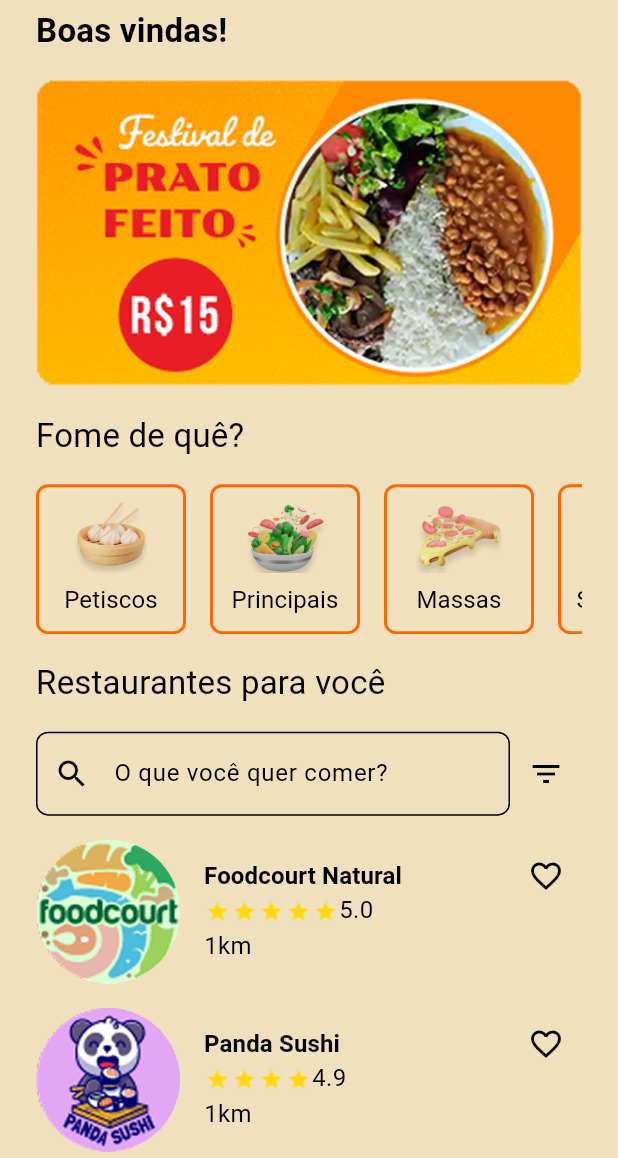
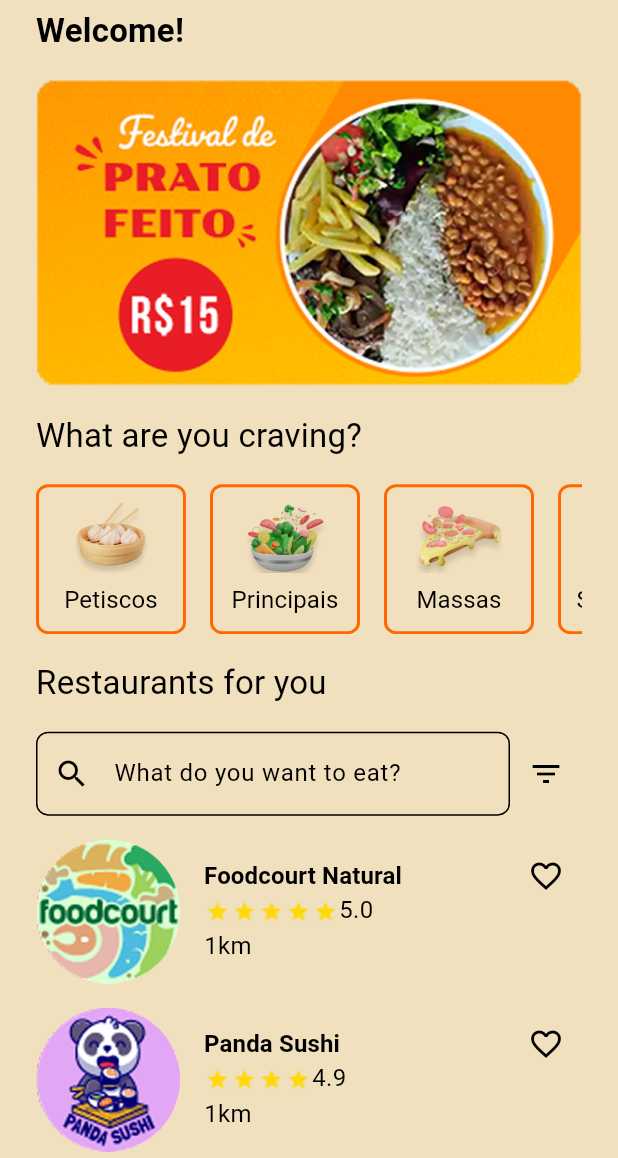
Before and after one commit to ricarthlima/flutter_gastro_go, a Flutter app: the RestaurantsScreen screen opened by its route, on a phone screen of 412 x 824 dp, the part 78-1236 px from its top. Run offline on Flutter 3.47's test engine with Material 3 defaults, Android fonts, the phone set to English and light mode, and no system bars; our stand-ins replace flutter_mobx, get_it, go_router, mobx, objectbox, shared_preferences; accounts and stored records are empty; generated files the repository leaves out were written again.

Commit message:
feat(i18n): aplicada i18n em toda a aplicacao

```diff
--- a/l10n.yaml
+++ b/l10n.yaml
@@ -1,4 +1,4 @@
 arb-dir: lib/l10n
-template-arb-file: app_en.arb
+template-arb-file: app_pt.arb
 output-localization-file: app_localizations.dart
 output-class: AppLocalizations
--- a/lib/features/dish/presentation/widgets/dish_widget.dart
+++ b/lib/features/dish/presentation/widgets/dish_widget.dart
@@ -3,6 +3,7 @@ import 'package:flutter_gastro_go/core/injection/injection_container.dart';
 import 'package:flutter_gastro_go/core/theme/app_colors.dart';
 import 'package:flutter_gastro_go/features/dish/domain/entities/dish_dto.dart';
 import 'package:flutter_mobx/flutter_mobx.dart';
+import '../../../../l10n/app_localizations.dart';
 import '../../../favorite/presentation/stores/favorites_store.dart';
 
 class DishWidget extends StatelessWidget {
@@ -13,6 +14,7 @@ class DishWidget extends StatelessWidget {
   @override
   Widget build(BuildContext context) {
     final FavoritesStore favoritesStore = getIt<FavoritesStore>();
+    final i18n = AppLocalizations.of(context)!;
 
     return Card(
       clipBehavior: Clip.antiAlias,
@@ -32,7 +34,7 @@ class DishWidget extends StatelessWidget {
                   mainAxisAlignment: MainAxisAlignment.center,
                   children: [
                     Icon(Icons.eco),
-                    Text("Vegano", style: TextStyle(color: Colors.white)),
+                    Text(i18n.vegan, style: TextStyle(color: Colors.white)),
                   ],
                 ),
               ),
--- a/lib/features/favorite/presentation/pages/favorite_screen.dart
+++ b/lib/features/favorite/presentation/pages/favorite_screen.dart
@@ -65,10 +65,10 @@ class _FavoriteScreenState extends State<FavoriteScreen>
   }
 
   Widget _buildRestaurantList() {
+    final i18n = AppLocalizations.of(context)!;
+
     if (store.favoriteRestaurants.isEmpty) {
-      return const Center(
-        child: Text("Você ainda não favoritou restaurantes."),
-      );
+      return Center(child: Text(i18n.emptyFavoriteRestaurants));
     }
     return ListView.separated(
       padding: const EdgeInsets.all(16),
@@ -82,8 +82,10 @@ class _FavoriteScreenState extends State<FavoriteScreen>
   }
 
   Widget _buildDishList() {
+    final i18n = AppLocalizations.of(context)!;
+
     if (store.favoriteDishes.isEmpty) {
-      return const Center(child: Text("Você ainda não favoritou pratos."));
+      return Center(child: Text(i18n.emptyFavoriteDishes));
     }
     return GridView.builder(
       padding: const EdgeInsets.all(16),
--- a/lib/features/favorite/presentation/widgets/favorite_dish_widget.dart
+++ b/lib/features/favorite/presentation/widgets/favorite_dish_widget.dart
@@ -4,6 +4,7 @@ import 'package:flutter_gastro_go/features/dish/domain/entities/dish_dto.dart';
 import 'package:flutter_gastro_go/features/restaurant/domain/entities/restaurant_dto.dart';
 import 'package:flutter_mobx/flutter_mobx.dart';
 
+import '../../../../l10n/app_localizations.dart';
 import '../stores/favorites_store.dart';
 
 class FavoriteDishWidget extends StatelessWidget {
@@ -14,6 +15,7 @@ class FavoriteDishWidget extends StatelessWidget {
   @override
   Widget build(BuildContext context) {
     final FavoritesStore favoritesStore = getIt<FavoritesStore>();
+    final i18n = AppLocalizations.of(context)!;
 
     return Card(
       clipBehavior: Clip.antiAlias,
@@ -76,7 +78,7 @@ class FavoriteDishWidget extends StatelessWidget {
                           Icon(Icons.eco, color: Colors.white, size: 14),
                           SizedBox(width: 4),
                           Text(
-                            "Vegano",
+                            i18n.vegan,
                             style: TextStyle(color: Colors.white, fontSize: 10),
                           ),
                         ],
--- a/lib/features/restaurant/presentation/pages/restaurants_screen.dart
+++ b/lib/features/restaurant/presentation/pages/restaurants_screen.dart
@@ -6,6 +6,7 @@ import 'package:flutter_gastro_go/features/restaurant/presentation/widgets/home_
 import 'package:flutter_gastro_go/shared/widgets/error_widget.dart';
 import 'package:flutter_mobx/flutter_mobx.dart';
 
+import '../../../../l10n/app_localizations.dart';
 import '../../helpers/categories_data.dart';
 import '../../helpers/category_model.dart';
 import '../models/restaurant_filter_model.dart';
@@ -36,6 +37,8 @@ class _RestaurantsScreenState extends State<RestaurantsScreen> {
 
   @override
   Widget build(BuildContext context) {
+    final i18n = AppLocalizations.of(context)!;
+
     return Scaffold(
       appBar: HomeAppBar(),
       body: SafeArea(
@@ -47,7 +50,7 @@ class _RestaurantsScreenState extends State<RestaurantsScreen> {
 
             if (store.hasError) {
               return AppErrorWidget(
-                message: store.errorMessage ?? "Erro",
+                message: store.errorMessage ?? i18n.errorLoading,
                 onPressed: store.loadRestaurants,
               );
             }
@@ -61,14 +64,14 @@ class _RestaurantsScreenState extends State<RestaurantsScreen> {
                   spacing: 16,
                   children: [
                     Text(
-                      "Boas vindas!",
+                      i18n.homeWelcome,
                       style: Theme.of(context).textTheme.titleMedium!.copyWith(
                         fontWeight: FontWeight.w700,
                       ),
                     ),
                     Image.asset("assets/images/banners/banner_promo.png"),
                     Text(
-                      "Fome de quê?",
+                      i18n.homeCategoryCTA,
                       style: Theme.of(context).textTheme.titleMedium,
                     ),
                     SingleChildScrollView(
@@ -95,7 +98,7 @@ class _RestaurantsScreenState extends State<RestaurantsScreen> {
                       ),
                     ),
                     Text(
-                      "Restaurantes para você",
+                      i18n.homeRestaurants,
                       style: Theme.of(context).textTheme.titleMedium,
                     ),
 
@@ -106,7 +109,7 @@ class _RestaurantsScreenState extends State<RestaurantsScreen> {
                             controller: _searchController,
                             decoration: InputDecoration(
                               prefixIcon: Icon(Icons.search),
-                              labelText: "O que você quer comer?",
+                              labelText: i18n.homeSearchLabel,
                               suffixIcon: store.nameQuery.isEmpty
                                   ? null
                                   : IconButton(
--- a/lib/l10n/app_en.arb
+++ b/lib/l10n/app_en.arb
@@ -13,5 +13,18 @@
     "favoritesRestaurantsTitle": "Favorite Restaurants",
     "favoritesDishesTitle": "Favorite Dishes",
     "errorLoading": "Failed to load data",
-    "errorRetry": "Try Again"
+    "errorRetry": "Try Again",
+    "searchDishes": "Search the menu...",
+    "filterVeganDishes": "Filter vegan dishes",
+    "dishesLoadingError": "Error loading dishes",
+    "noDishesOnRestaurant": "This restaurant has no dishes yet.",
+    "emptyFavoriteRestaurants": "You haven't favorited any restaurants yet.",
+    "emptyFavoriteDishes": "You haven't favorited any dishes yet.",
+    "onboardingUpperQuote": "A culinary experience",
+    "onboardingLowerQuote": "for those who are 'ready to go'!",
+    "onboardingCTA": "Let's go!",
+    "homeWelcome": "Welcome!",
+    "homeCategoryCTA": "What are you craving?",
+    "homeRestaurants": "Restaurants for you",
+    "homeSearchLabel": "What do you want to eat?"
 }
--- a/lib/l10n/app_localizations.dart
+++ b/lib/l10n/app_localizations.dart
@@ -100,87 +100,165 @@ abstract class AppLocalizations {
 
   /// No description provided for @appTitle.
   ///
-  /// In en, this message translates to:
+  /// In pt, this message translates to:
   /// **'GastroGo'**
   String get appTitle;
 
   /// No description provided for @navRestaurants.
   ///
-  /// In en, this message translates to:
-  /// **'Restaurants'**
+  /// In pt, this message translates to:
+  /// **'Restaurantes'**
   String get navRestaurants;
 
   /// No description provided for @navFavorites.
   ///
-  /// In en, this message translates to:
-  /// **'Favorites'**
+  /// In pt, this message translates to:
+  /// **'Favoritos'**
   String get navFavorites;
 
   /// No description provided for @searchHint.
   ///
-  /// In en, this message translates to:
-  /// **'Search restaurants...'**
+  /// In pt, this message translates to:
+  /// **'Buscar restaurantes...'**
   String get searchHint;
 
   /// No description provided for @filterBy.
   ///
-  /// In en, this message translates to:
-  /// **'Filter by'**
+  /// In pt, this message translates to:
+  /// **'Filtrar por'**
   String get filterBy;
 
   /// No description provided for @sortBy.
   ///
-  /// In en, this message translates to:
-  /// **'Sort by'**
+  /// In pt, this message translates to:
+  /// **'Ordenar por'**
   String get sortBy;
 
   /// No description provided for @rating.
   ///
-  /// In en, this message translates to:
-  /// **'Rating'**
+  /// In pt, this message translates to:
+  /// **'Avaliação'**
   String get rating;
 
   /// No description provided for @distance.
   ///
-  /// In en, this message translates to:
-  /// **'Distance'**
+  /// In pt, this message translates to:
+  /// **'Distância'**
   String get distance;
 
   /// No description provided for @dishes.
   ///
-  /// In en, this message translates to:
-  /// **'Dishes'**
+  /// In pt, this message translates to:
+  /// **'Pratos'**
   String get dishes;
 
   /// No description provided for @vegan.
   ///
-  /// In en, this message translates to:
-  /// **'Vegan'**
+  /// In pt, this message translates to:
+  /// **'Vegano'**
   String get vegan;
 
   /// No description provided for @favoritesRestaurantsTitle.
   ///
-  /// In en, this message translates to:
-  /// **'Favorite Restaurants'**
+  /// In pt, this message translates to:
+  /// **'Restaurantes Favoritos'**
   String get favoritesRestaurantsTitle;
 
   /// No description provided for @favoritesDishesTitle.
   ///
-  /// In en, this message translates to:
-  /// **'Favorite Dishes'**
+  /// In pt, this message translates to:
+  /// **'Pratos Favoritos'**
   String get favoritesDishesTitle;
 
   /// No description provided for @errorLoading.
   ///
-  /// In en, this message translates to:
-  /// **'Failed to load data'**
+  /// In pt, this message translates to:
+  /// **'Falha ao carregar dados'**
   String get errorLoading;
 
   /// No description provided for @errorRetry.
   ///
-  /// In en, this message translates to:
-  /// **'Try Again'**
+  /// In pt, this message translates to:
+  /// **'Tentar Novamente'**
   String get errorRetry;
+
+  /// No description provided for @searchDishes.
+  ///
+  /// In pt, this message translates to:
+  /// **'Buscar no cardápio...'**
+  String get searchDishes;
+
+  /// No description provided for @filterVeganDishes.
+  ///
+  /// In pt, this message translates to:
+  /// **'Filtrar pratos veganos'**
+  String get filterVeganDishes;
+
+  /// No description provided for @dishesLoadingError.
+  ///
+  /// In pt, this message translates to:
+  /// **'Erro ao carregar pratos'**
+  String get dishesLoadingError;
+
+  /// No description provided for @noDishesOnRestaurant.
+  ///
+  /// In pt, this message translates to:
+  /// **'Este restaurante não possui pratos cadastrados.'**
+  String get noDishesOnRestaurant;
+
+  /// No description provided for @emptyFavoriteRestaurants.
+  ///
+  /// In pt, this message translates to:
+  /// **'Você ainda não favoritou restaurantes.'**
+  String get emptyFavoriteRestaurants;
+
+  /// No description provided for @emptyFavoriteDishes.
+  ///
+  /// In pt, this message translates to:
+  /// **'Você ainda não favoritou pratos.'**
+  String get emptyFavoriteDishes;
+
+  /// No description provided for @onboardingUpperQuote.
+  ///
+  /// In pt, this message translates to:
+  /// **'Uma experiência culinária'**
+  String get onboardingUpperQuote;
+
+  /// No description provided for @onboardingLowerQuote.
+  ///
+  /// In pt, this message translates to:
+  /// **'para quem está \'ready to go\'!'**
+  String get onboardingLowerQuote;
+
+  /// No description provided for @onboardingCTA.
+  ///
+  /// In pt, this message translates to:
+  /// **'Bora!'**
+  String get onboardingCTA;
+
+  /// No description provided for @homeWelcome.
+  ///
+  /// In pt, this message translates to:
+  /// **'Boas vindas!'**
+  String get homeWelcome;
+
+  /// No description provided for @homeCategoryCTA.
+  ///
+  /// In pt, this message translates to:
+  /// **'Fome de quê?'**
+  String get homeCategoryCTA;
+
+  /// No description provided for @homeRestaurants.
+  ///
+  /// In pt, this message translates to:
+  /// **'Restaurantes para você'**
+  String get homeRestaurants;
+
+  /// No description provided for @homeSearchLabel.
+  ///
+  /// In pt, this message translates to:
+  /// **'O que você quer comer?'**
+  String get homeSearchLabel;
 }
 
 class _AppLocalizationsDelegate
--- a/lib/l10n/app_localizations_en.dart
+++ b/lib/l10n/app_localizations_en.dart
@@ -49,4 +49,44 @@ class AppLocalizationsEn extends AppLocalizations {
 
   @override
   String get errorRetry => 'Try Again';
+
+  @override
+  String get searchDishes => 'Search the menu...';
+
+  @override
+  String get filterVeganDishes => 'Filter vegan dishes';
+
+  @override
+  String get dishesLoadingError => 'Error loading dishes';
+
+  @override
+  String get noDishesOnRestaurant => 'This restaurant has no dishes yet.';
+
+  @override
+  String get emptyFavoriteRestaurants =>
+      'You haven\'t favorited any restaurants yet.';
+
+  @override
+  String get emptyFavoriteDishes => 'You haven\'t favorited any dishes yet.';
+
+  @override
+  String get onboardingUpperQuote => 'A culinary experience';
+
+  @override
+  String get onboardingLowerQuote => 'for those who are \'ready to go\'!';
+
+  @override
+  String get onboardingCTA => 'Let\'s go!';
+
+  @override
+  String get homeWelcome => 'Welcome!';
+
+  @override
+  String get homeCategoryCTA => 'What are you craving?';
+
+  @override
+  String get homeRestaurants => 'Restaurants for you';
+
+  @override
+  String get homeSearchLabel => 'What do you want to eat?';
 }
```
Also changed, not shown: lib/features/dish/presentation/pages/dishes_screen.dart (+9 -9 lines), lib/features/onboarding/presentation/pages/onboarding_screen.dart (+6 -3 lines), lib/l10n/app_localizations_pt.dart (+41 -0 lines), lib/l10n/app_pt.arb (+14 -1 lines).
